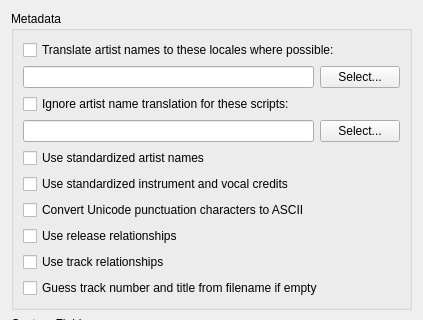
Qt form ui/options_metadata.ui (metabrainz/picard) before a commit; both pictures show x 0 to 423 and y 0 to 320 of the 423 by 553 pixel window.
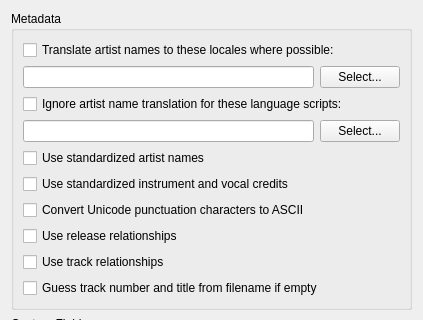
The same form after that commit.

Commit message: Clarify script types in strings in the UI files

```diff
--- a/ui/options_metadata.ui
+++ b/ui/options_metadata.ui
@@ -63,7 +63,7 @@
       <item>
        <widget class="QCheckBox" name="translate_artist_names_script_exception">
         <property name="text">
-         <string>Ignore artist name translation for these scripts:</string>
+         <string>Ignore artist name translation for these language scripts:</string>
         </property>
        </widget>
       </item>
```
The commit also changes 9 other files.
